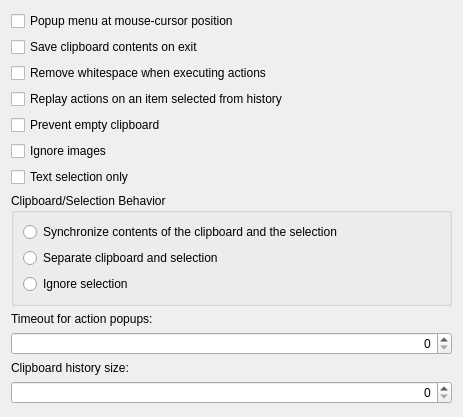
The window that klipper/generalconfig.ui (mgottschlag/kwin-tiling) describes before a commit, drawn with Qt 5.
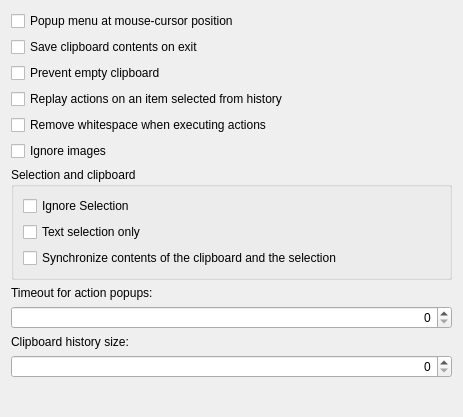
The same window after the commit. Custom widgets are drawn as their Qt base class.

Commit message: Implement the result of the discussion of the klipper selection options from http://mosehansen.dk/blog/2009/10/11/the-difficult-art-of-explaning

```diff
--- a/klipper/generalconfig.ui
+++ b/klipper/generalconfig.ui
@@ -10,7 +10,7 @@
     <height>417</height>
    </rect>
   </property>
-  <layout class="QVBoxLayout" name="verticalLayout">
+  <layout class="QVBoxLayout" name="verticalLayout_2">
    <item>
     <widget class="QCheckBox" name="kcfg_PopupAtMousePosition">
      <property name="text">
@@ -25,20 +25,6 @@
      </property>
     </widget>
    </item>
-   <item>
-    <widget class="QCheckBox" name="kcfg_StripWhiteSpace">
-     <property name="text">
-      <string>Remove whitespace when executing actions</string>
-     </property>
-    </widget>
-   </item>
-   <item>
-    <widget class="QCheckBox" name="kcfg_ReplayActionInHistory">
-     <property name="text">
-      <string>Replay actions on an item selected from history</string>
-     </property>
-    </widget>
-   </item>
    <item>
     <widget class="QCheckBox" name="kcfg_PreventEmptyClipboard">
      <property name="text">
@@ -46,6 +32,20 @@
      </property>
     </widget>
    </item>
+   <item>
+    <widget class="QCheckBox" name="kcfg_ReplayActionInHistory">
+     <property name="text">
+      <string>Replay actions on an item selected from history</string>
+     </property>
+    </widget>
+   </item>
+   <item>
+    <widget class="QCheckBox" name="kcfg_StripWhiteSpace">
+     <property name="text">
+      <string>Remove whitespace when executing actions</string>
+     </property>
+    </widget>
+   </item>
    <item>
     <widget class="QCheckBox" name="kcfg_IgnoreImages">
      <property name="text">
@@ -54,44 +54,37 @@
     </widget>
    </item>
    <item>
-    <widget class="QCheckBox" name="kcfg_SelectionTextOnly">
-     <property name="text">
-      <string>Text selection only</string>
-     </property>
-    </widget>
-   </item>
-   <item>
-    <widget class="KButtonGroup" name="kcfg_Synchronize">
+    <widget class="QGroupBox" name="selection_group">
      <property name="title">
-      <string>Clipboard/Selection Behavior</string>
+      <string>Selection and clipboard</string>
      </property>
-     <layout class="QVBoxLayout" name="verticalLayout_3">
+     <layout class="QVBoxLayout" name="verticalLayout">
       <item>
-       <widget class="QRadioButton" name="rbSynchronize">
+       <widget class="QCheckBox" name="kcfg_IgnoreSelection">
+        <property name="text">
+         <string>Ignore Selection</string>
+        </property>
+       </widget>
+      </item>
+      <item>
+       <widget class="QCheckBox" name="kcfg_SelectionTextOnly">
+        <property name="text">
+         <string>Text selection only</string>
+        </property>
+       </widget>
+      </item>
+      <item>
+       <widget class="QCheckBox" name="kcfg_Synchronize">
         <property name="text">
          <string>Synchronize contents of the clipboard and the selection</string>
         </property>
        </widget>
       </item>
-      <item>
-       <widget class="QRadioButton" name="rbSeparate">
-        <property name="text">
-         <string>Separate clipboard and selection</string>
-        </property>
-       </widget>
-      </item>
-      <item>
-       <widget class="QRadioButton" name="rbIgnore">
-        <property name="text">
-         <string>Ignore selection</string>
-        </property>
-       </widget>
-      </item>
      </layout>
     </widget>
    </item>
    <item>
-    <widget class="QLabel" name="label">
+    <widget class="QLabel" name="timeout_label">
      <property name="text">
       <string>Timeout for action popups:</string>
      </property>
@@ -105,7 +98,7 @@
     </widget>
    </item>
    <item>
-    <widget class="QLabel" name="label_2">
+    <widget class="QLabel" name="history_size_label">
      <property name="text">
       <string>Clipboard history size:</string>
      </property>
@@ -139,12 +132,6 @@
    <extends>QSpinBox</extends>
    <header>knuminput.h</header>
   </customwidget>
-  <customwidget>
-   <class>KButtonGroup</class>
-   <extends>QGroupBox</extends>
-   <header>kbuttongroup.h</header>
-   <container>1</container>
-  </customwidget>
  </customwidgets>
  <resources/>
  <connections/>
```
Left out of the diff: 51 changed lines with no effect on the pictures. The commit also changes 2 other files.
